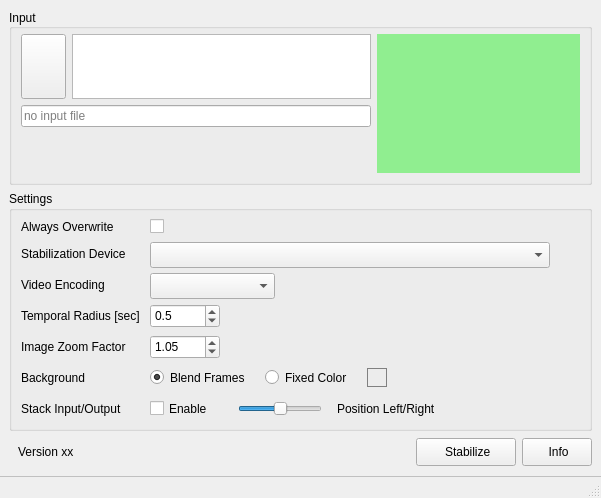
Old version of the form cuvistaGui/cuvistaGui.ui in the repository RainerMtb/cuvista.
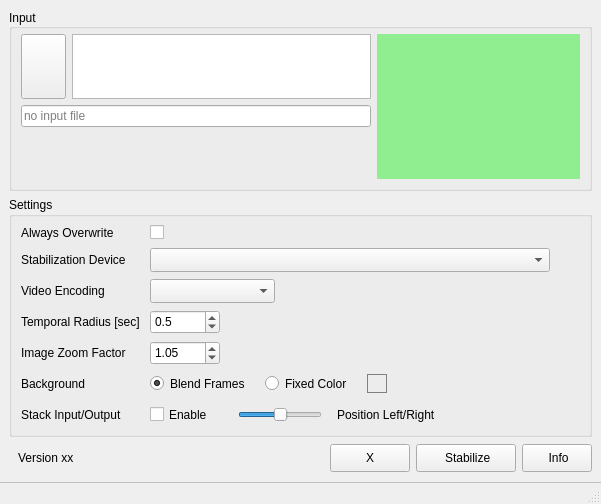
New version of the form. Icons and pictures are not drawn. Custom widgets are drawn as their Qt base class.

Patch:
```diff
--- a/cuvistaGui/cuvistaGui.ui
+++ b/cuvistaGui/cuvistaGui.ui
@@ -7,7 +7,7 @@
     <x>0</x>
     <y>0</y>
     <width>601</width>
-    <height>498</height>
+    <height>504</height>
    </rect>
   </property>
   <property name="sizePolicy">
@@ -290,7 +290,7 @@
          <property name="minimumSize">
           <size>
            <width>0</width>
-           <height>26</height>
+           <height>24</height>
           </size>
          </property>
          <property name="maximumSize">
@@ -331,7 +331,7 @@
          <property name="minimumSize">
           <size>
            <width>125</width>
-           <height>26</height>
+           <height>24</height>
           </size>
          </property>
          <property name="baseSize">
@@ -618,6 +618,19 @@
         </property>
        </spacer>
       </item>
+      <item>
+       <widget class="QPushButton" name="btnPlay">
+        <property name="minimumSize">
+         <size>
+          <width>40</width>
+          <height>28</height>
+         </size>
+        </property>
+        <property name="text">
+         <string>X</string>
+        </property>
+       </widget>
+      </item>
       <item>
        <widget class="QPushButton" name="btnStart">
         <property name="sizePolicy">
```
Left out of the diff: 2 changed lines with no effect on the pictures.
